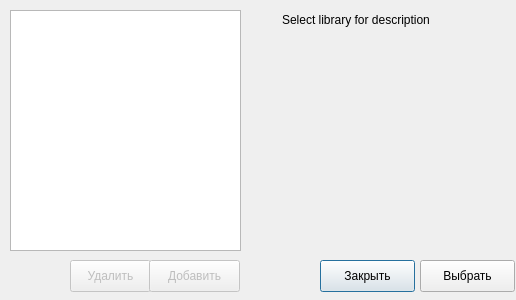
First picture: the form in src/Tsunami/OpenLibraryDialog.ui, repository maluginp/Tsunami, before the edit.
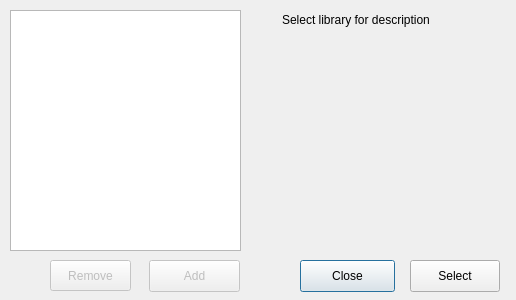
Second picture: the form after the edit.

```diff
--- a/src/Tsunami/OpenLibraryDialog.ui
+++ b/src/Tsunami/OpenLibraryDialog.ui
@@ -16,14 +16,14 @@
   <widget class="QPushButton" name="closeButton">
    <property name="geometry">
     <rect>
-     <x>320</x>
+     <x>300</x>
      <y>260</y>
      <width>95</width>
      <height>32</height>
     </rect>
    </property>
    <property name="text">
-    <string>Закрыть</string>
+    <string>Close</string>
    </property>
   </widget>
   <widget class="QLabel" name="descriptionLibraryText">
@@ -45,14 +45,14 @@
   <widget class="QPushButton" name="choiceButton">
    <property name="geometry">
     <rect>
-     <x>420</x>
+     <x>410</x>
      <y>260</y>
-     <width>95</width>
+     <width>90</width>
      <height>32</height>
     </rect>
    </property>
    <property name="text">
-    <string>Выбрать</string>
+    <string>Select</string>
    </property>
   </widget>
   <widget class="QListView" name="listLibrarys">
@@ -71,14 +71,14 @@
    </property>
    <property name="geometry">
     <rect>
-     <x>70</x>
+     <x>50</x>
      <y>260</y>
      <width>81</width>
-     <height>32</height>
+     <height>31</height>
     </rect>
    </property>
    <property name="text">
-    <string>Удалить</string>
+    <string>Remove</string>
    </property>
   </widget>
   <widget class="QPushButton" name="addButton">
@@ -94,7 +94,7 @@
     </rect>
    </property>
    <property name="text">
-    <string>Добавить</string>
+    <string>Add</string>
    </property>
   </widget>
  </widget>
```
Left out of the diff: 2 changed lines with no effect on the pictures.
